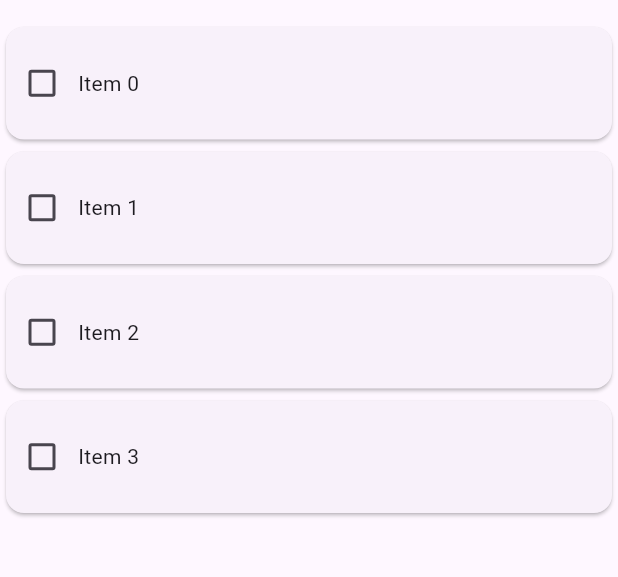
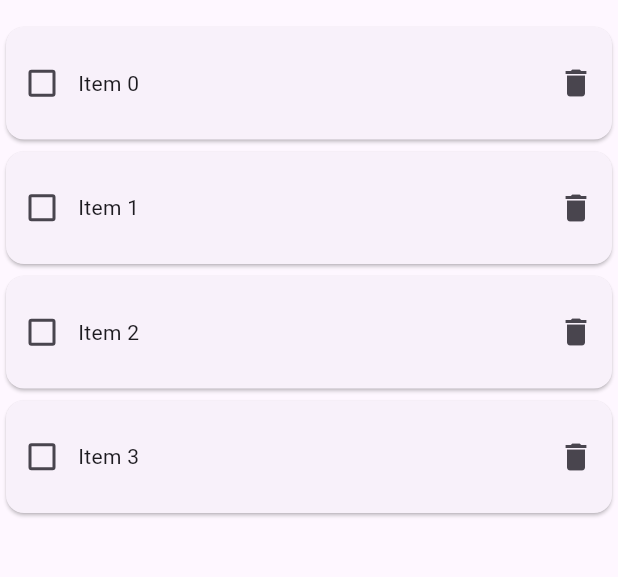
Before and after one commit to bshankar/todo-flutter, a Flutter app: the screen it shows after launch, on a phone screen of 412 x 824 dp, the part 63-640 px from its top. Run offline on Flutter 3.47's test engine with Material 3 defaults, Android fonts, the phone set to English and light mode, and no system bars; our stand-ins replace flutter_riverpod.

Commit message:
Add design for delete button

```diff
--- a/lib/widgets/home.dart
+++ b/lib/widgets/home.dart
@@ -45,12 +45,20 @@ class TodoItem extends StatelessWidget {
       child: SizedBox(
           height: 75,
           child: Center(
-              child: Row(children: [
+              child: Row(
+                  mainAxisAlignment: MainAxisAlignment.spaceBetween,
+                  children: [
+                Row(children: [
                   Checkbox(
                     value: false,
                     onChanged: (b) {},
                   ),
                   Text(text)
+                ]),
+                IconButton(
+                  icon: const Icon(Icons.delete),
+                  onPressed: () {},
+                )
               ]))),
     );
   }
```
Lines whose indentation alone changed are shown as unchanged.
